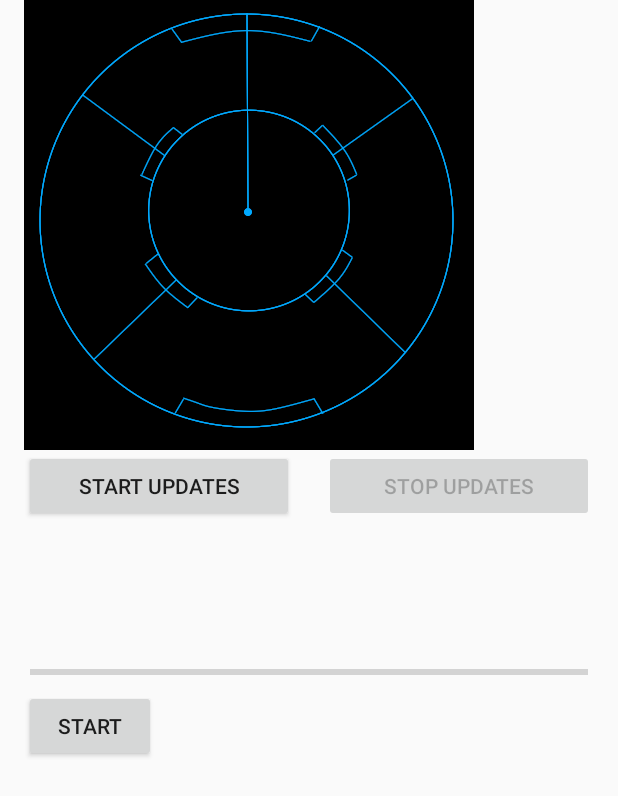
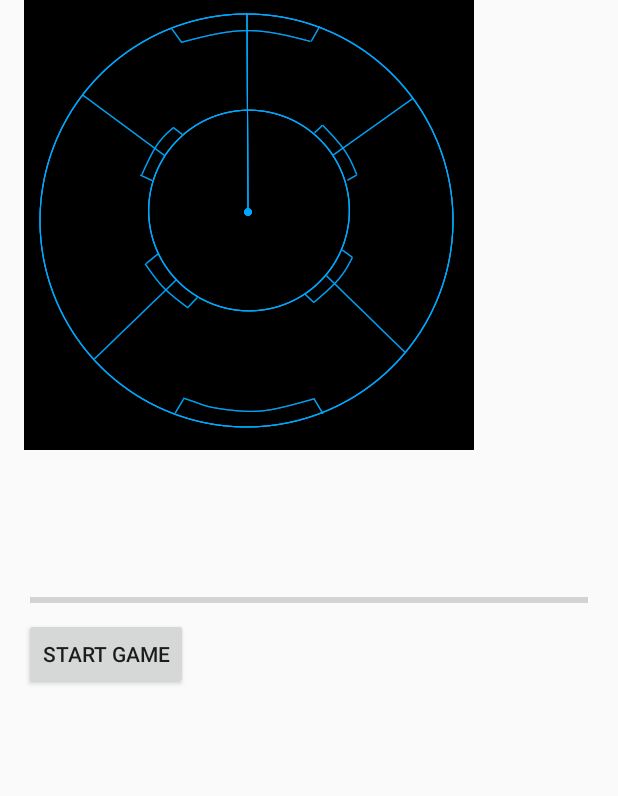
Before and after one commit to alnye655321/AliensHideNSeek, an Android app: the GameEngineActivity screen opened directly, with no data from a screen before it, on a phone screen of 412 x 824 dp. Shown: the top 796 px of the screen. Run offline under Robolectric (Android 15) with nearby library versions, the phone set to English and light mode, and no system bars; our stand-ins replace Volley; network calls fail.

Commit message:
start/stop game trigger button

```diff
--- a/app/src/main/java/info/androidhive/AliensHideNSeek/GameEngineActivity.java
+++ b/app/src/main/java/info/androidhive/AliensHideNSeek/GameEngineActivity.java
@@ -56,6 +56,7 @@ public class GameEngineActivity extends Activity implements OnClickListener, Con
     public ProgressBar progressBar; //no longer using from thread example
     public double lat; //local gps update variables, used in game engine thread
     public double lon;
+
 
     //motion tracker animation settings
     private ImageView mTapScreenTextAnimImgView;
@@ -119,6 +120,8 @@ public class GameEngineActivity extends Activity implements OnClickListener, Con
     protected TextView mLatitudeTextView;
     protected TextView mLongitudeTextView;
     protected TextView distanceTextView;
+    protected Button startButton;
+    protected Button stopButton;
 
     // Labels.
     protected String mLatitudeLabel;
@@ -202,6 +205,8 @@ public class GameEngineActivity extends Activity implements OnClickListener, Con
         mLongitudeTextView = (TextView) findViewById(R.id.longitude_text);
         mLastUpdateTimeTextView = (TextView) findViewById(R.id.last_update_time_text);
         distanceTextView = (TextView) findViewById(R.id.distance_text);
+        startButton = (Button) findViewById(R.id.start_button);
+        stopButton = (Button) findViewById(R.id.stop_button);
 
         // Set labels.
         mLatitudeLabel = getResources().getString(R.string.latitude_label);
@@ -221,9 +226,13 @@ public class GameEngineActivity extends Activity implements OnClickListener, Con
         //close location settings------------------------------------------------------------------
     } //close on create
 
+
     //new test thread start
     public void startProgress(View view) { //currently executed on xml button click
-        new Thread(new Engine()).start();
+        startLocationUpdates(); // start google location API update service
+        new Thread(new Engine()).start(); //start new game engine thread
+        startButton.setVisibility(View.GONE);
+        stopButton.setVisibility(View.VISIBLE);
     }
     //close new test thread
 
--- a/app/src/main/res/layout/activity_game_engine.xml
+++ b/app/src/main/res/layout/activity_game_engine.xml
@@ -18,35 +18,7 @@ tools:context="info.androidhive.AliensHideNSeek.GameEngineActivity">
         android:layout_centerInParent="true"
         android:adjustViewBounds="true" />
 
-    <LinearLayout
-        android:layout_width="match_parent"
-        android:layout_height="wrap_content"
-        android:baselineAligned="false"
-        android:orientation="horizontal">
 
-        <Button
-            android:id="@+id/start_updates_button"
-            android:layout_width="0dp"
-            android:layout_weight="1"
-            android:layout_height="wrap_content"
-            android:layout_marginEnd="10dp"
-            android:layout_marginRight="10dp"
-            android:gravity="center"
-            android:onClick="startUpdatesButtonHandler"
-            android:text="@string/start_updates" />
-
-        <Button
-            android:id="@+id/stop_updates_button"
-            android:layout_width="0dp"
-            android:layout_weight="1"
-            android:layout_height="wrap_content"
-            android:layout_marginLeft="@dimen/small_margin"
-            android:layout_marginStart="@dimen/small_margin"
-            android:enabled="false"
-            android:gravity="center"
-            android:onClick="stopUpdatesButtonHandler"
-            android:text="@string/stop_updates" />
-    </LinearLayout>
 
     <TextView
         android:id="@+id/latitude_text"
@@ -92,11 +64,51 @@ tools:context="info.androidhive.AliensHideNSeek.GameEngineActivity">
     </ProgressBar>
 
     <Button
-        android:id="@+id/button1"
+        android:id="@+id/start_button"
         android:layout_width="wrap_content"
         android:layout_height="wrap_content"
         android:onClick="startProgress"
-        android:text="Start" >
+        android:text="Start Game" >
     </Button>
 
+    <Button
+        android:id="@+id/stop_button"
+        android:layout_width="wrap_content"
+        android:layout_height="wrap_content"
+        android:text="Leave Game"
+        android:visibility="gone">
+    </Button>
+
+    <LinearLayout
+        android:layout_width="match_parent"
+        android:layout_height="wrap_content"
+        android:baselineAligned="false"
+        android:orientation="horizontal">
+
+        <Button
+            android:id="@+id/start_updates_button"
+            android:layout_width="0dp"
+            android:layout_weight="1"
+            android:layout_height="wrap_content"
+            android:layout_marginEnd="10dp"
+            android:layout_marginRight="10dp"
+            android:gravity="center"
+            android:onClick="startUpdatesButtonHandler"
+            android:text="@string/start_updates"
+            android:visibility="gone"/>
+
+        <Button
+            android:id="@+id/stop_updates_button"
+            android:layout_width="0dp"
+            android:layout_weight="1"
+            android:layout_height="wrap_content"
+            android:layout_marginLeft="@dimen/small_margin"
+            android:layout_marginStart="@dimen/small_margin"
+            android:enabled="false"
+            android:gravity="center"
+            android:onClick="stopUpdatesButtonHandler"
+            android:text="@string/stop_updates"
+            android:visibility="gone"/>
+    </LinearLayout>
+
 </LinearLayout>
```
